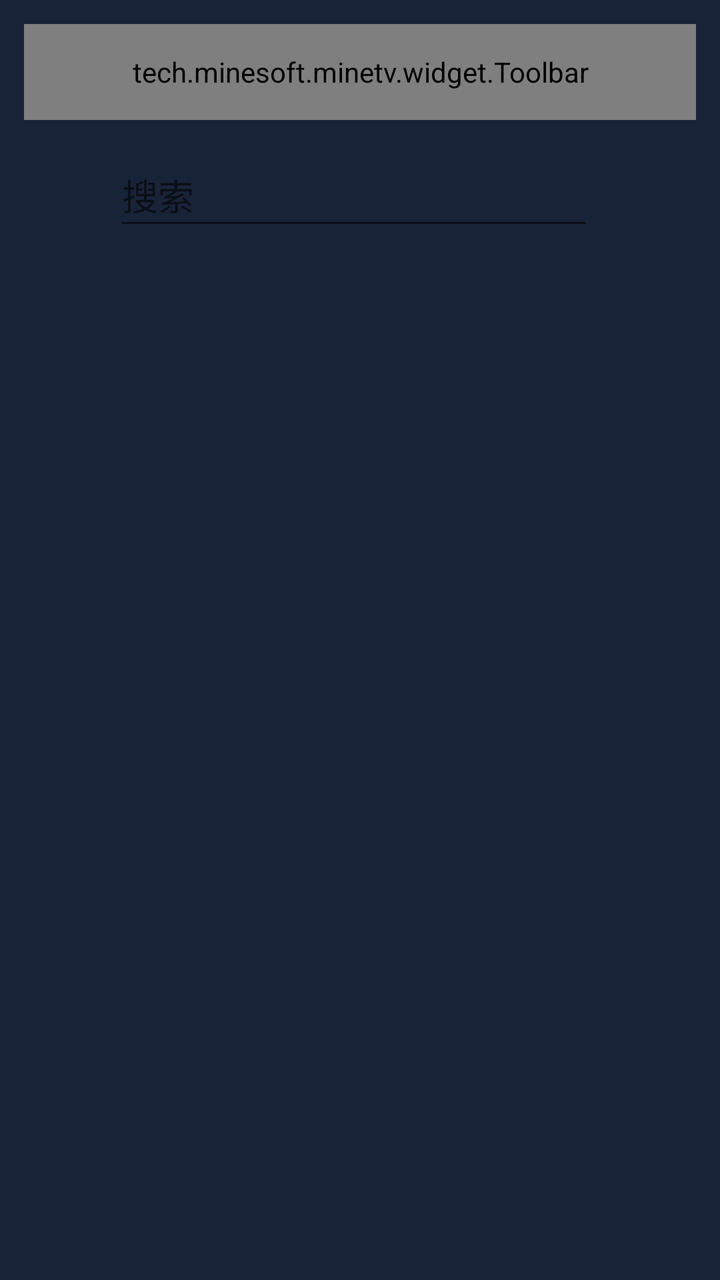
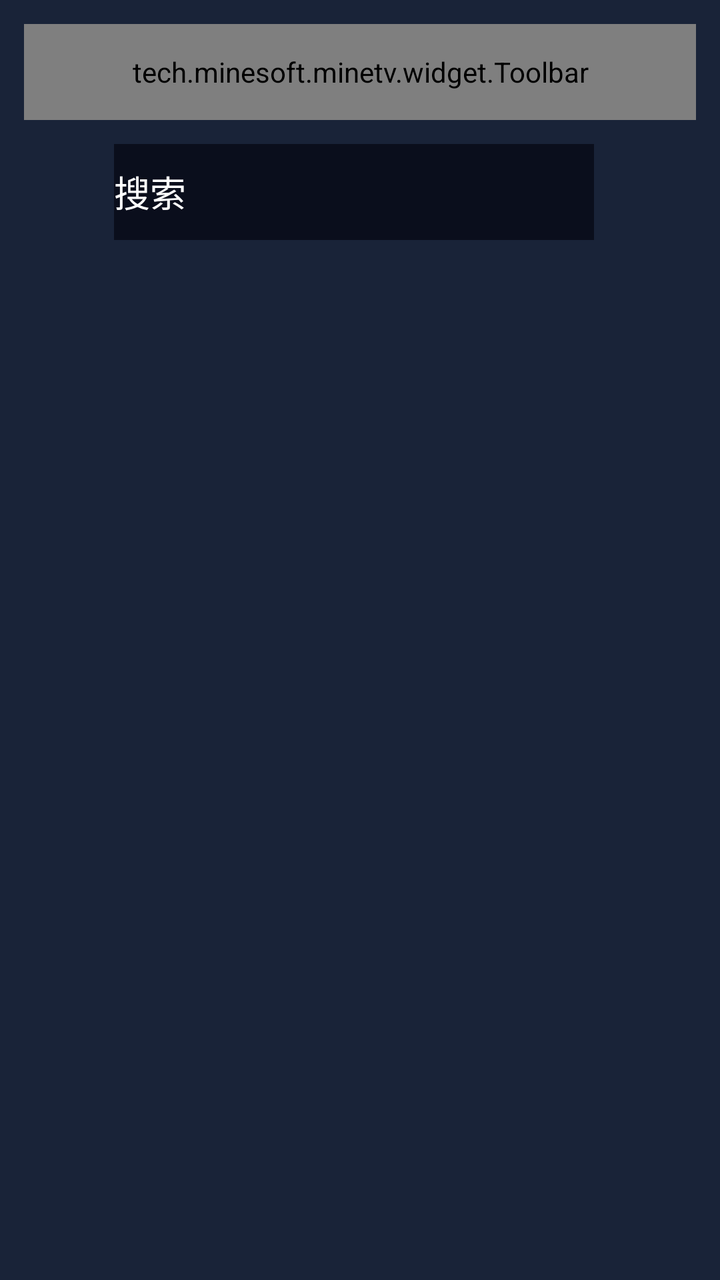

The first picture is an Android layout as it rendered before a commit; the second is the same layout after the commit. The layout source and the unified diff follow.
<!-- AndroidManifest.xml: activity theme Theme.Minetv.NoActionBar -->
<!-- res/layout/activity_search.xml -->
<?xml version="1.0" encoding="utf-8"?>
<LinearLayout
    xmlns:android="http://schemas.android.com/apk/res/android"
    xmlns:app="http://schemas.android.com/apk/res-auto"
    xmlns:tools="http://schemas.android.com/tools"
    android:layout_width="match_parent"
    android:layout_height="match_parent"
    android:orientation="vertical"
    android:background="@color/colorPrimaryVariant"
    android:fitsSystemWindows="true"
    tools:context=".activity.SearchActivity">

    <tech.minesoft.minetv.widget.Toolbar
        android:id="@+id/toolbar"
        android:layout_width="match_parent"
        android:layout_height="@dimen/btn_height"
        android:layout_marginTop="@dimen/widget_margin_2x"
        android:layout_marginHorizontal="@dimen/widget_margin_2x"/>

    <LinearLayout
        android:layout_width="match_parent"
        android:layout_height="@dimen/btn_height"
        android:layout_marginTop="@dimen/widget_margin_2x"
        android:layout_marginHorizontal="@dimen/widget_margin_2x"
        android:orientation="horizontal">

        <TextView
            android:layout_width="0dp"
            android:layout_height="wrap_content"
            android:layout_weight="1"/>

        <EditText
            android:id="@+id/search_input"
            android:layout_width="@dimen/search_width"
            android:layout_height="@dimen/btn_height"
            android:layout_marginEnd="@dimen/btn_space"
            android:ems="10"
            android:maxLines="1"
            android:inputType="text"
            android:textColor="@color/white"
            android:hint="@string/search"
            android:imeOptions="actionSearch"
            android:importantForAutofill="no" />







        <TextView
            android:layout_width="0dp"
            android:layout_height="wrap_content"
            android:layout_weight="1"/>

    </LinearLayout>

    <include
        android:id="@+id/content"
        layout="@layout/search_scrolling" />

</LinearLayout>
<!-- res/layout/search_scrolling.xml (included above) -->
<?xml version="1.0" encoding="utf-8"?>
<androidx.core.widget.NestedScrollView xmlns:android="http://schemas.android.com/apk/res/android"
    xmlns:app="http://schemas.android.com/apk/res-auto"
    xmlns:tools="http://schemas.android.com/tools"
    android:layout_width="match_parent"
    android:layout_height="match_parent"
    android:layout_marginBottom="@dimen/widget_margin_1x"
    app:layout_behavior="@string/appbar_scrolling_view_behavior"
    tools:context=".activity.HomeActivity"
    tools:showIn="@layout/activity_home">

    <LinearLayout
        android:id="@+id/vod_list"
        android:orientation="vertical"
        android:layout_width="match_parent"
        android:layout_height="wrap_content" />

</androidx.core.widget.NestedScrollView>
<!-- res/layout/activity_home.xml (included above) -->
<?xml version="1.0" encoding="utf-8"?>
<LinearLayout xmlns:android="http://schemas.android.com/apk/res/android"
    xmlns:app="http://schemas.android.com/apk/res-auto"
    xmlns:tools="http://schemas.android.com/tools"
    android:layout_width="match_parent"
    android:layout_height="match_parent"
    android:orientation="vertical"
    android:background="@color/colorPrimaryVariant"
    android:fitsSystemWindows="true"
    tools:context=".activity.HomeActivity">

    <tech.minesoft.minetv.widget.Toolbar
        android:id="@+id/toolbar"
        android:layout_height="@dimen/btn_height"
        android:layout_width="match_parent"
        android:layout_marginTop="@dimen/widget_margin_2x"
        android:layout_marginHorizontal="@dimen/widget_margin_2x" />

    <include
        android:id="@+id/content"
        layout="@layout/home_scrolling" />

</LinearLayout>
<!-- res/layout/home_scrolling.xml (included above) -->
<?xml version="1.0" encoding="utf-8"?>
<androidx.core.widget.NestedScrollView xmlns:android="http://schemas.android.com/apk/res/android"
    xmlns:app="http://schemas.android.com/apk/res-auto"
    xmlns:tools="http://schemas.android.com/tools"
    android:layout_width="match_parent"
    android:layout_height="match_parent"
    android:layout_marginBottom="@dimen/widget_margin_1x"
    android:layout_marginHorizontal="@dimen/widget_margin_1x"
    app:layout_behavior="@string/appbar_scrolling_view_behavior"
    tools:context=".activity.HomeActivity"
    tools:showIn="@layout/activity_home">

    <LinearLayout
        android:id="@+id/vod_list"
        android:orientation="vertical"
        android:layout_width="match_parent"
        android:layout_height="wrap_content" />

</androidx.core.widget.NestedScrollView>
<!-- resources referenced by this layout -->
<resources>
  <color name="colorPrimaryVariant">#ff192338</color>
  <color name="white">#FFFFFFFF</color>
  <dimen name="btn_height">48dp</dimen>
  <dimen name="btn_space">6dp</dimen>
  <dimen name="search_width">240dp</dimen>
  <dimen name="widget_margin_1x">6dp</dimen>
  <dimen name="widget_margin_2x">12dp</dimen>
  <string name="search">搜索</string>
  <style name="Theme.Minetv.NoActionBar">
          <item name="windowActionBar">false</item>
          <item name="windowNoTitle">true</item>
      </style>
</resources>

<!-- the commit's change to res/layout/activity_search.xml (unified diff, before → after) -->
@@ -14,14 +14,14 @@
         android:id="@+id/toolbar"
         android:layout_width="match_parent"
         android:layout_height="@dimen/btn_height"
-        android:layout_marginTop="@dimen/widget_margin_2x"
-        android:layout_marginHorizontal="@dimen/widget_margin_2x"/>
+        android:layout_marginTop="@dimen/base_size_2x"
+        android:layout_marginHorizontal="@dimen/base_size_2x"/>
 
     <LinearLayout
         android:layout_width="match_parent"
         android:layout_height="@dimen/btn_height"
-        android:layout_marginTop="@dimen/widget_margin_2x"
-        android:layout_marginHorizontal="@dimen/widget_margin_2x"
+        android:layout_marginTop="@dimen/base_size_2x"
+        android:layout_marginHorizontal="@dimen/base_size_2x"
         android:orientation="horizontal">
 
         <TextView
@@ -38,6 +38,8 @@
             android:maxLines="1"
             android:inputType="text"
             android:textColor="@color/white"
+            android:textColorHint="@color/white"
+            android:background="@color/colorPrimary"
             android:hint="@string/search"
             android:imeOptions="actionSearch"
             android:importantForAutofill="no" />
@@ -67,9 +69,9 @@
     xmlns:tools="http://schemas.android.com/tools"
     android:layout_width="match_parent"
     android:layout_height="match_parent"
-    android:layout_marginBottom="@dimen/widget_margin_1x"
+    android:layout_marginBottom="@dimen/base_size_1x"
     app:layout_behavior="@string/appbar_scrolling_view_behavior"
-    tools:context=".activity.HomeActivity"
+    tools:context=".activity.SearchActivity"
     tools:showIn="@layout/activity_home">
 
     <LinearLayout
@@ -95,8 +97,8 @@
         android:id="@+id/toolbar"
         android:layout_height="@dimen/btn_height"
         android:layout_width="match_parent"
-        android:layout_marginTop="@dimen/widget_margin_2x"
-        android:layout_marginHorizontal="@dimen/widget_margin_2x" />
+        android:layout_marginTop="@dimen/base_size_2x"
+        android:layout_marginHorizontal="@dimen/base_size_2x" />
 
     <include
         android:id="@+id/content"
@@ -110,8 +112,8 @@
     xmlns:tools="http://schemas.android.com/tools"
     android:layout_width="match_parent"
     android:layout_height="match_parent"
-    android:layout_marginBottom="@dimen/widget_margin_1x"
-    android:layout_marginHorizontal="@dimen/widget_margin_1x"
+    android:layout_marginBottom="@dimen/base_size_1x"
+    android:layout_marginHorizontal="@dimen/base_size_1x"
     app:layout_behavior="@string/appbar_scrolling_view_behavior"
     tools:context=".activity.HomeActivity"
     tools:showIn="@layout/activity_home">
<!-- resource entries referenced after the edit -->
@@ -1,12 +1,13 @@
 <!-- resources referenced by this layout -->
 <resources>
+  <color name="colorPrimary">#ff0a0e1c</color>
   <color name="colorPrimaryVariant">#ff192338</color>
   <color name="white">#FFFFFFFF</color>
+  <dimen name="base_size_1x">6dp</dimen>
+  <dimen name="base_size_2x">12dp</dimen>
   <dimen name="btn_height">48dp</dimen>
   <dimen name="btn_space">6dp</dimen>
   <dimen name="search_width">240dp</dimen>
-  <dimen name="widget_margin_1x">6dp</dimen>
-  <dimen name="widget_margin_2x">12dp</dimen>
   <string name="search">搜索</string>
   <style name="Theme.Minetv.NoActionBar">
           <item name="windowActionBar">false</item>
